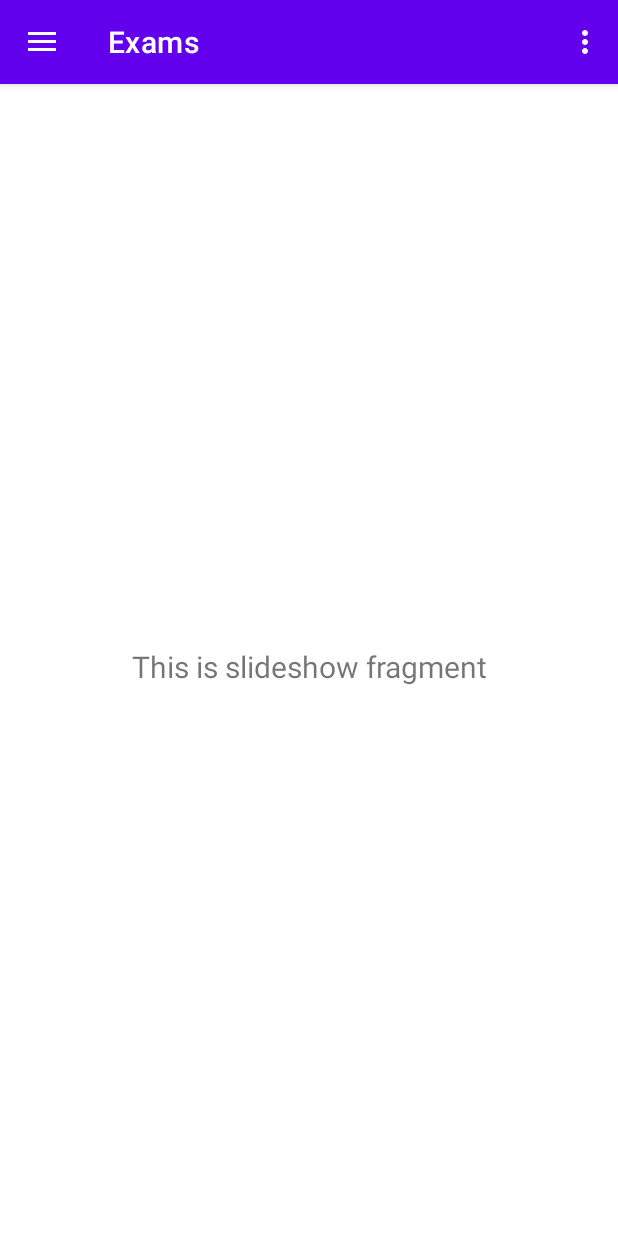
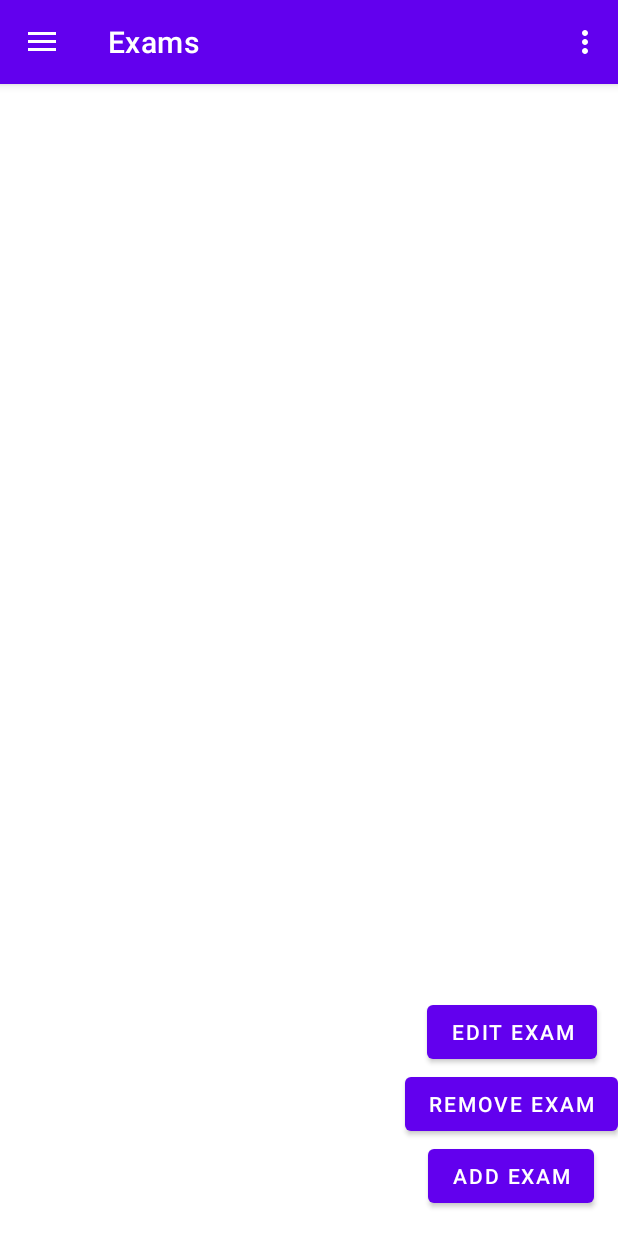
Before and after one commit to ValencePositron/SchedulerApp, an Android app: the screen it shows after launch (MainActivity), in the side drawer, after a tap on "Exams", on a phone screen of 412 x 824 dp. Run offline under Robolectric (Android 15) with nearby library versions, the phone set to English and light mode, and no system bars; our stand-ins replace navigation-ui.

Commit message:
finished exam functionality

```diff
--- a/app/src/main/java/com/example/schedulerapp/MainActivity.java
+++ b/app/src/main/java/com/example/schedulerapp/MainActivity.java
@@ -45,7 +45,7 @@ public class MainActivity extends AppCompatActivity {
         // Passing each menu ID as a set of Ids because each
         // menu should be considered as top level destinations.
         mAppBarConfiguration = new AppBarConfiguration.Builder(
-                R.id.nav_home, R.id.nav_gallery, R.id.nav_slideshow)
+                R.id.nav_home, R.id.nav_gallery, R.id.nav_slideshow, R.id.nav_todolist)
                 .setOpenableLayout(drawer)
                 .build();
         NavController navController = Navigation.findNavController(this, R.id.nav_host_fragment_content_main);
--- /dev/null
+++ b/app/src/main/java/com/example/schedulerapp/MyExamAdapter.java
@@ -0,0 +1,61 @@
+package com.example.schedulerapp;
+
+import android.view.LayoutInflater;
+import android.view.View;
+import android.view.ViewGroup;
+import android.widget.TextView;
+
+import androidx.annotation.NonNull;
+import androidx.recyclerview.widget.RecyclerView;
+
+import java.util.List;
+
+public class MyExamAdapter extends RecyclerView.Adapter<MyExamAdapter.MyViewHolder> {
+    private List<MyExam> examList;
+
+    public MyExamAdapter(List<MyExam> examList) {
+        this.examList = examList;
+    }
+
+    @NonNull
+    @Override
+    public MyViewHolder onCreateViewHolder(@NonNull ViewGroup parent, int viewType) {
+        View itemView = LayoutInflater.from(parent.getContext())
+                .inflate(R.layout.item_exam, parent, false);
+        return new MyViewHolder(itemView);
+    }
+
+    @Override
+    public void onBindViewHolder(@NonNull MyViewHolder holder, int position) {
+        MyExam myExam = examList.get(position);
+        holder.examTitleTextView.setText(myExam.getTitle());
+        holder.examDateTextView.setText(myExam.getDate());
+        holder.examTimeTextView.setText(myExam.getTime());
+        holder.examLocationTextView.setText(myExam.getLocation());
+    }
+
+    @Override
+    public int getItemCount() {
+        return examList.size();
+    }
+
+    public class MyViewHolder extends RecyclerView.ViewHolder {
+        public TextView examTitleTextView;
+        public TextView examDateTextView;
+        public TextView examTimeTextView;
+        public TextView examLocationTextView;
+
+        public MyViewHolder(View itemView) {
+            super(itemView);
+            examTitleTextView = itemView.findViewById(R.id.textExamTitle);
+            examDateTextView = itemView.findViewById(R.id.textExamDate);
+            examTimeTextView = itemView.findViewById(R.id.textExamTime);
+            examLocationTextView = itemView.findViewById(R.id.textExamLocation);
+        }
+    }
+
+    public void submitList(List<MyExam> newList) {
+        this.examList = newList;
+        notifyDataSetChanged();
+    }
+}
--- a/app/src/main/java/com/example/schedulerapp/ui/slideshow/SlideshowFragment.java
+++ /dev/null
@@ -1,37 +0,0 @@
-package com.example.schedulerapp.ui.slideshow;
-
-import android.os.Bundle;
-import android.view.LayoutInflater;
-import android.view.View;
-import android.view.ViewGroup;
-import android.widget.TextView;
-
-import androidx.annotation.NonNull;
-import androidx.fragment.app.Fragment;
-import androidx.lifecycle.ViewModelProvider;
-
-import com.example.schedulerapp.databinding.FragmentSlideshowBinding;
-
-public class SlideshowFragment extends Fragment {
-
-    private FragmentSlideshowBinding binding;
-
-    public View onCreateView(@NonNull LayoutInflater inflater,
-                             ViewGroup container, Bundle savedInstanceState) {
-        SlideshowViewModel slideshowViewModel =
-                new ViewModelProvider(this).get(SlideshowViewModel.class);
-
-        binding = FragmentSlideshowBinding.inflate(inflater, container, false);
-        View root = binding.getRoot();
-
-        final TextView textView = binding.textSlideshow;
-        slideshowViewModel.getText().observe(getViewLifecycleOwner(), textView::setText);
-        return root;
-    }
-
-    @Override
-    public void onDestroyView() {
-        super.onDestroyView();
-        binding = null;
-    }
-}
--- a/app/src/main/java/com/example/schedulerapp/ui/slideshow/SlideshowViewModel.java
+++ /dev/null
@@ -1,19 +0,0 @@
-package com.example.schedulerapp.ui.slideshow;
-
-import androidx.lifecycle.LiveData;
-import androidx.lifecycle.MutableLiveData;
-import androidx.lifecycle.ViewModel;
-
-public class SlideshowViewModel extends ViewModel {
-
-    private final MutableLiveData<String> mText;
-
-    public SlideshowViewModel() {
-        mText = new MutableLiveData<>();
-        mText.setValue("This is slideshow fragment");
-    }
-
-    public LiveData<String> getText() {
-        return mText;
-    }
-}
--- /dev/null
+++ b/app/src/main/java/com/example/schedulerapp/ui/todolist/ToDoFragment.java
@@ -0,0 +1,6 @@
+package com.example.schedulerapp.ui.todolist;
+
+import androidx.fragment.app.Fragment;
+
+public class ToDoFragment extends Fragment {
+}
--- /dev/null
+++ b/app/src/main/java/com/example/schedulerapp/ui/todolist/ToDoViewModel.java
@@ -0,0 +1,4 @@
+package com.example.schedulerapp.ui.todolist;
+
+public class ToDoViewModel {
+}
--- /dev/null
+++ b/app/src/main/res/layout/fragment_exam.xml
@@ -0,0 +1,56 @@
+<?xml version="1.0" encoding="utf-8"?>
+<androidx.constraintlayout.widget.ConstraintLayout xmlns:android="http://schemas.android.com/apk/res/android"
+    xmlns:app="http://schemas.android.com/apk/res-auto"
+    xmlns:tools="http://schemas.android.com/tools"
+    android:layout_width="match_parent"
+    android:layout_height="match_parent"
+    tools:context=".ui.slideshow.ExamFragment">
+
+    <!-- List view or RecyclerView to display exams -->
+    <androidx.recyclerview.widget.RecyclerView
+        android:id="@+id/examRecyclerView"
+        android:layout_width="match_parent"
+        android:layout_height="match_parent"
+        android:layout_above="@id/btnAddExam"
+        android:padding="8dp"
+        android:clipToPadding="false"
+        app:layoutManager="androidx.recyclerview.widget.LinearLayoutManager"
+        tools:listitem="@layout/item_exam" />
+
+    <!-- Button to add a new exam -->
+    <Button
+        android:id="@+id/btnAddExam"
+        android:layout_width="wrap_content"
+        android:layout_height="wrap_content"
+        android:layout_alignParentBottom="true"
+        android:layout_alignParentEnd="true"
+        android:layout_marginBottom="16dp"
+        android:layout_marginEnd="16dp"
+        android:text="Add Exam"
+        app:layout_constraintBottom_toBottomOf="parent"
+        app:layout_constraintEnd_toEndOf="parent" />
+
+    <!-- Button to remove exams -->
+    <Button
+        android:id="@+id/btnRemoveExam"
+        android:layout_width="wrap_content"
+        android:layout_height="wrap_content"
+        android:text="Remove Exam"
+        app:layout_constraintTop_toTopOf="@id/btnAddExam"
+        app:layout_constraintEnd_toEndOf="@id/btnAddExam"
+        android:layout_marginEnd="-16dp"
+        android:layout_marginTop="-48dp"
+        />
+
+    <!-- Button to edit exam title -->
+    <Button
+        android:id="@+id/btnEditExam"
+        android:layout_width="wrap_content"
+        android:layout_height="wrap_content"
+        android:layout_marginTop="-96dp"
+        android:layout_marginEnd="-16dp"
+        android:text="Edit Exam"
+        app:layout_constraintEnd_toEndOf="@id/btnAddExam"
+        app:layout_constraintStart_toStartOf="@+id/btnRemoveExam"
+        app:layout_constraintTop_toTopOf="@id/btnAddExam" />
+</androidx.constraintlayout.widget.ConstraintLayout>
--- a/app/src/main/res/layout/fragment_slideshow.xml
+++ /dev/null
@@ -1,22 +0,0 @@
-<?xml version="1.0" encoding="utf-8"?>
-<androidx.constraintlayout.widget.ConstraintLayout xmlns:android="http://schemas.android.com/apk/res/android"
-    xmlns:app="http://schemas.android.com/apk/res-auto"
-    xmlns:tools="http://schemas.android.com/tools"
-    android:layout_width="match_parent"
-    android:layout_height="match_parent"
-    tools:context=".ui.slideshow.SlideshowFragment">
-
-    <TextView
-        android:id="@+id/text_slideshow"
-        android:layout_width="match_parent"
-        android:layout_height="wrap_content"
-        android:layout_marginStart="8dp"
-        android:layout_marginTop="8dp"
-        android:layout_marginEnd="8dp"
-        android:textAlignment="center"
-        android:textSize="20sp"
-        app:layout_constraintBottom_toBottomOf="parent"
-        app:layout_constraintEnd_toEndOf="parent"
-        app:layout_constraintStart_toStartOf="parent"
-        app:layout_constraintTop_toTopOf="parent" />
-</androidx.constraintlayout.widget.ConstraintLayout>
--- /dev/null
+++ b/app/src/main/res/layout/fragment_todolists.xml
@@ -0,0 +1,6 @@
+<?xml version="1.0" encoding="utf-8"?>
+<androidx.constraintlayout.widget.ConstraintLayout xmlns:android="http://schemas.android.com/apk/res/android"
+    android:layout_width="match_parent"
+    android:layout_height="match_parent">
+
+</androidx.constraintlayout.widget.ConstraintLayout>
--- a/app/src/main/res/menu/activity_main_drawer.xml
+++ b/app/src/main/res/menu/activity_main_drawer.xml
@@ -16,5 +16,10 @@
             android:id="@+id/nav_slideshow"
             android:icon="@drawable/ic_menu_slideshow"
             android:title="@string/menu_exams" />
+
+        <item
+            android:id="@+id/nav_todolist"
+            android:icon="@drawable/ic_menu_slideshow"
+            android:title="@string/menu_todolists" />
     </group>
 </menu>
--- a/app/src/main/res/navigation/mobile_navigation.xml
+++ b/app/src/main/res/navigation/mobile_navigation.xml
@@ -19,7 +19,13 @@
 
     <fragment
         android:id="@+id/nav_slideshow"
-        android:name="com.example.schedulerapp.ui.slideshow.SlideshowFragment"
+        android:name="com.example.schedulerapp.ui.slideshow.ExamFragment"
         android:label="@string/menu_exams"
-        tools:layout="@layout/fragment_slideshow" />
+        tools:layout="@layout/fragment_exam" />
+
+    <fragment
+        android:id="@+id/nav_todolist"
+        android:name="com.example.schedulerapp.ui.todolist.ToDoFragment"
+        android:label="@string/menu_todolists"
+        tools:layout="@layout/fragment_todolists" />
 </navigation>
--- a/app/src/main/res/values/strings.xml
+++ b/app/src/main/res/values/strings.xml
@@ -10,4 +10,5 @@
     <string name="menu_classes">Classes</string>
     <string name="menu_exams">Exams</string>
     <string name="menu_assignments">Assignments</string>
+    <string name="menu_todolists">To-Do List</string>
 </resources>
```
Also changed, not shown: app/src/main/java/com/example/schedulerapp/MyExam.java (added, +47 -0 lines), app/src/main/java/com/example/schedulerapp/MyTask.java (added, +51 -0 lines), app/src/main/java/com/example/schedulerapp/ui/slideshow/ExamFragment.java (added, +248 -0 lines), app/src/main/java/com/example/schedulerapp/ui/slideshow/ExamViewModel.java (added, +50 -0 lines), app/src/main/res/layout/dialog_add_exam.xml (added, +40 -0 lines), app/src/main/res/layout/dialog_edit_exam_info.xml (added, +36 -0 lines), app/src/main/res/layout/item_exam.xml (added, +43 -0 lines).
